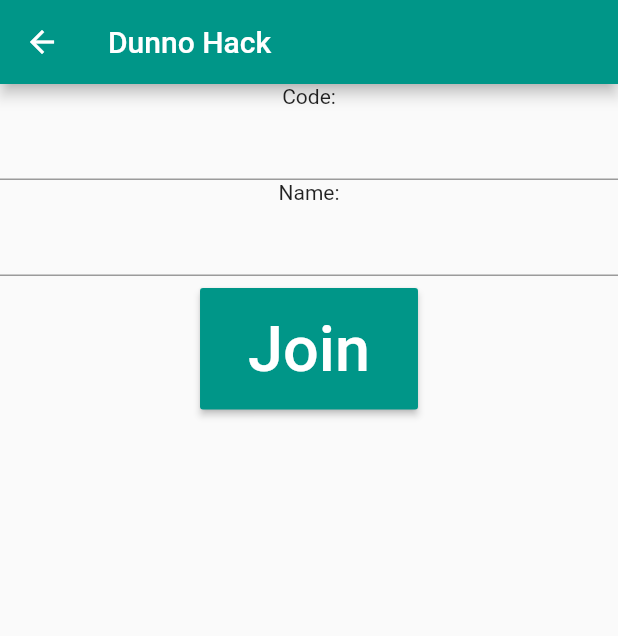
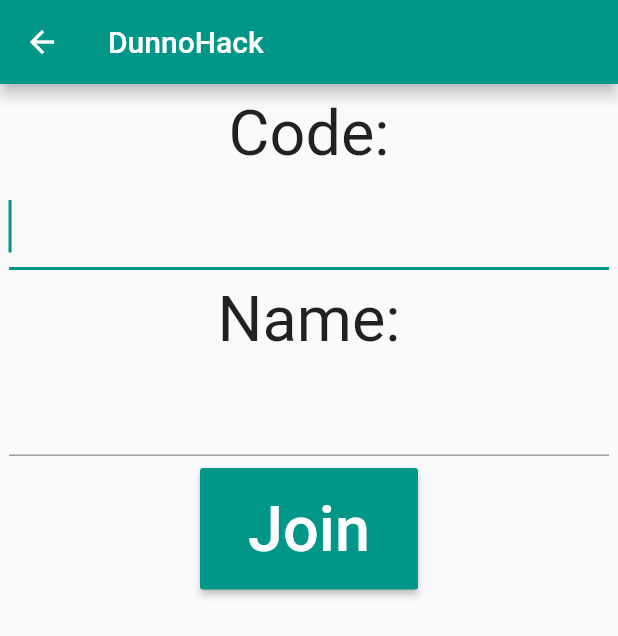
Before and after one commit to mensly/dunnohack, a Flutter app: the RemoteGameScreen screen opened by its route, on a phone screen of 412 x 824 dp. Shown: the top 636 px of the screen. Run offline on Flutter 3.47's test engine with Material 2 defaults, Android fonts, the phone set to English and light mode, and no system bars; our stand-ins replace cloud_firestore, firebase_auth, firebase_core, rxdart; missing offline and left inert: html_character_entities; accounts and stored records are empty; network calls fail.

Commit message:
Make UI a bit more usable

```diff
--- a/lib/main.dart
+++ b/lib/main.dart
@@ -27,7 +27,7 @@ class _MyAppState extends State<MyApp> {
       builder: (context, snapshot) {
         if (snapshot.connectionState == ConnectionState.done) {
           return MaterialApp(
-            title: 'Dunno Hack',
+            title: 'DunnoHack',
             theme: ThemeData(
               primarySwatch: Colors.teal,
             ),
--- a/lib/ui/remotegame.dart
+++ b/lib/ui/remotegame.dart
@@ -63,10 +63,22 @@ class _RemoteGameScreenState extends State<RemoteGameScreen> {
     } else if (_game == null) {
       body = Column(
         children: [
-          const Text("Code:"),
-          TextField(controller: _codeController),
-          const Text("Name:"),
-          TextField(controller: _nameController),
+          const Padding(
+            padding: EdgeInsets.all(8.0),
+            child: Text("Code:", textScaleFactor: 3),
+          ),
+          SizedBox(width: 400,
+              child: TextField(controller: _codeController, style: const TextStyle(fontSize: 30), autofocus: true)
+          ),
+          const Padding(
+            padding: EdgeInsets.all(8.0),
+            child: Text("Name:", textScaleFactor: 3),
+          ),
+          SizedBox(width: 400,
+              child: TextField(controller: _nameController, style: const TextStyle(fontSize: 30), onSubmitted: (text) =>
+                _connect(_codeController.text, _nameController.text)
+              )
+          ),
 
           Padding(
             padding: const EdgeInsets.all(8.0),
```
Also changed, not shown: lib/ui/host.dart (+9 -3 lines).
